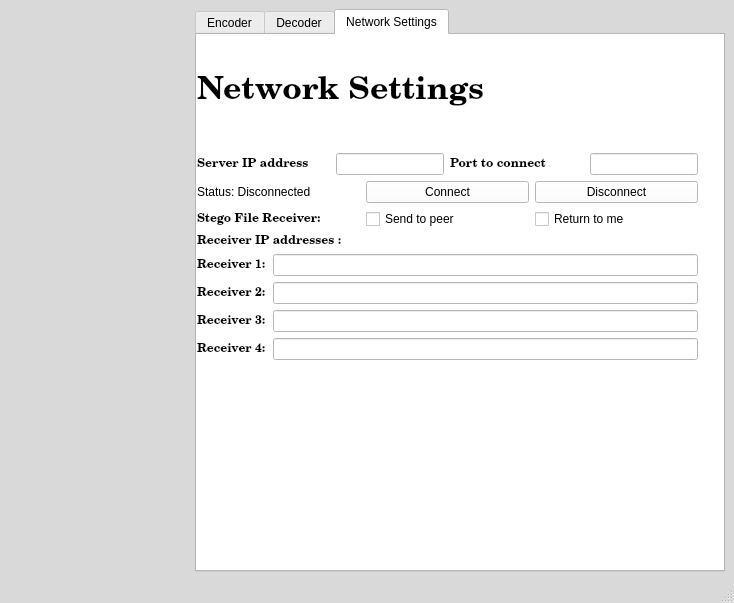
The window that src/ClientGUI.ui (jrgouws16/Audio-Steganograpy) describes before a commit, drawn with Qt 5.
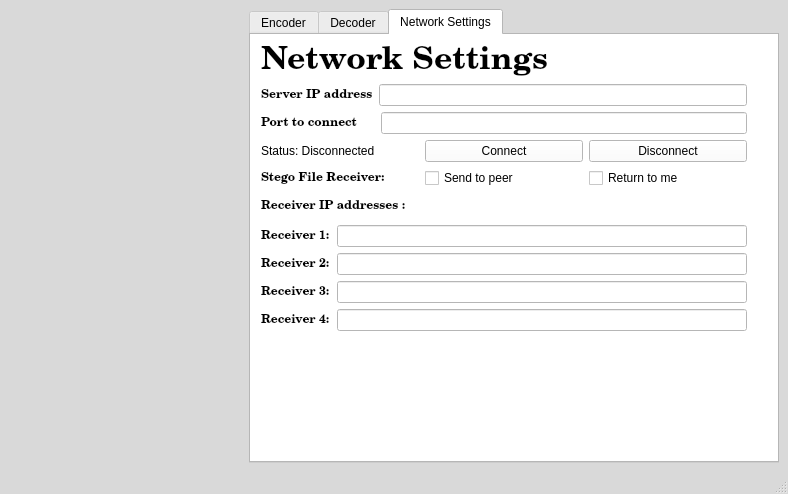
The same window after the commit. The open tabs and pages were chosen to show the change.

The edit to the form file:
```diff
--- a/src/ClientGUI.ui
+++ b/src/ClientGUI.ui
@@ -6,8 +6,8 @@
    <rect>
     <x>0</x>
     <y>0</y>
-    <width>734</width>
-    <height>603</height>
+    <width>788</width>
+    <height>494</height>
    </rect>
   </property>
   <property name="palette">
@@ -1120,35 +1120,6 @@
                 </property>
                </widget>
               </item>
-              <item>
-               <layout class="QHBoxLayout" name="horizontalLayout_8">
-                <item>
-                 <widget class="QLabel" name="label_type_8">
-                  <property name="font">
-                   <font>
-                    <family>Century Schoolbook L</family>
-                    <weight>75</weight>
-                    <bold>true</bold>
-                   </font>
-                  </property>
-                  <property name="text">
-                   <string>Embedding</string>
-                  </property>
-                 </widget>
-                </item>
-               </layout>
-              </item>
-              <item>
-               <layout class="QHBoxLayout" name="horizontalLayout_9">
-                <item>
-                 <widget class="QProgressBar" name="progressBar_embedding">
-                  <property name="value">
-                   <number>24</number>
-                  </property>
-                 </widget>
-                </item>
-               </layout>
-              </item>
               <item>
                <layout class="QHBoxLayout" name="horizontalLayout_19">
                 <item>
@@ -1387,10 +1358,10 @@
            <widget class="QWidget" name="layoutWidget_2">
             <property name="geometry">
              <rect>
-              <x>0</x>
-              <y>0</y>
-              <width>501</width>
-              <height>325</height>
+              <x>10</x>
+              <y>10</y>
+              <width>486</width>
+              <height>286</height>
              </rect>
             </property>
             <layout class="QVBoxLayout" name="verticalLayout_3">
@@ -1447,6 +1418,8 @@
               </widget>
              </item>
              <item>
+              <layout class="QVBoxLayout" name="verticalLayout_4">
+               <item>
               <layout class="QHBoxLayout" name="horizontalLayout">
                <item>
                 <widget class="QLabel" name="label_type_5">
@@ -1458,7 +1431,7 @@
                   </font>
                  </property>
                  <property name="text">
-                  <string>Server IP address      </string>
+                    <string>Server IP address</string>
                  </property>
                 </widget>
                </item>
@@ -1469,8 +1442,10 @@
                  </property>
                 </widget>
                </item>
+                </layout>
+               </item>
                <item>
-                <layout class="QHBoxLayout" name="horizontalLayout_14">
+                <layout class="QHBoxLayout" name="horizontalLayout_8">
                  <item>
                   <widget class="QLabel" name="label_type_12">
                    <property name="font">
@@ -1481,7 +1456,7 @@
                     </font>
                    </property>
                    <property name="text">
-                    <string>Port to connect           </string>
+                    <string>Port to connect     </string>
                    </property>
                   </widget>
                  </item>
@@ -1497,7 +1472,7 @@
               </layout>
              </item>
              <item>
-              <layout class="QHBoxLayout" name="horizontalLayout_15">
+              <layout class="QHBoxLayout" name="horizontalLayout_3">
                <item>
                 <widget class="QLabel" name="label_server_status">
                  <property name="font">
@@ -1529,7 +1504,7 @@
               </layout>
              </item>
              <item>
-              <layout class="QHBoxLayout" name="horizontalLayout_12">
+              <layout class="QHBoxLayout" name="horizontalLayout_9">
                <item>
                 <widget class="QLabel" name="label_type_11">
                  <property name="font">
@@ -1561,10 +1536,6 @@
               </layout>
              </item>
              <item>
-              <layout class="QHBoxLayout" name="horizontalLayout_13">
-               <item>
-                <layout class="QVBoxLayout" name="verticalLayout_4">
-                 <item>
                   <widget class="QLabel" name="label_type_receiver_IP">
                    <property name="font">
                     <font>
@@ -1579,9 +1550,7 @@
                   </widget>
                  </item>
                  <item>
-                  <layout class="QVBoxLayout" name="verticalLayout_5">
-                   <item>
-                    <layout class="QHBoxLayout" name="horizontalLayout_3">
+              <layout class="QHBoxLayout" name="horizontalLayout_12">
                      <item>
                       <widget class="QLabel" name="label_type_receiver_IP_2">
                        <property name="font">
@@ -1602,7 +1571,7 @@
                     </layout>
                    </item>
                    <item>
-                    <layout class="QHBoxLayout" name="horizontalLayout_16">
+              <layout class="QHBoxLayout" name="horizontalLayout_13">
                      <item>
                       <widget class="QLabel" name="label_type_receiver_IP_3">
                        <property name="font">
@@ -1623,7 +1592,7 @@
                     </layout>
                    </item>
                    <item>
-                    <layout class="QHBoxLayout" name="horizontalLayout_17">
+              <layout class="QHBoxLayout" name="horizontalLayout_14">
                      <item>
                       <widget class="QLabel" name="label_type_receiver_IP_4">
                        <property name="font">
@@ -1644,7 +1613,7 @@
                     </layout>
                    </item>
                    <item>
-                    <layout class="QHBoxLayout" name="horizontalLayout_18">
+              <layout class="QHBoxLayout" name="horizontalLayout_15">
                      <item>
                       <widget class="QLabel" name="label_type_receiver_IP_5">
                        <property name="font">
@@ -1665,12 +1634,6 @@
                     </layout>
                    </item>
                   </layout>
-                 </item>
-                </layout>
-               </item>
-              </layout>
-             </item>
-            </layout>
            </widget>
           </widget>
          </widget>
```
Left out of the diff: 386 changed lines with no effect on the pictures. Lines whose indentation alone changed are shown as unchanged.
